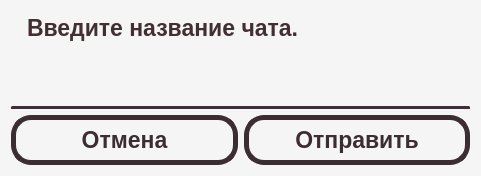
ElizavetaPa17/LinkDove, file lab3/LinkDove/createchanneldialog.ui: the form before one commit.
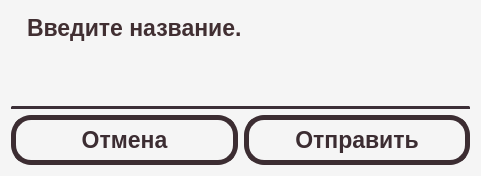
The form after the commit.

```diff
--- a/lab3/LinkDove/createchanneldialog.ui
+++ b/lab3/LinkDove/createchanneldialog.ui
@@ -137,7 +137,7 @@
 }</string>
      </property>
      <property name="text">
-      <string>Введите название чата.</string>
+      <string>Введите название.</string>
      </property>
     </widget>
    </item>
```
